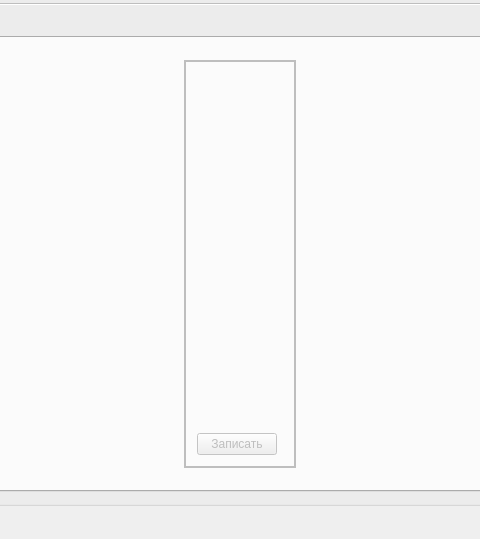
The window that mainwindow.ui (vlarry/emulator) describes before a commit, drawn with Qt 5; both pictures show x 281 to 761 and y 224 to 763 of the 1276 by 763 pixel window.
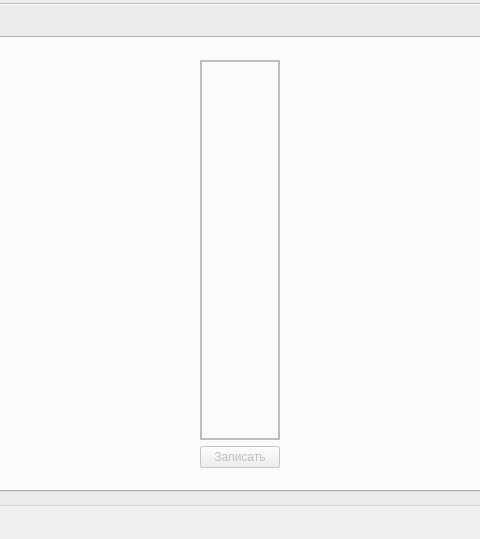
The same window after the commit. Icons and pictures are not drawn. Custom widgets are drawn as their Qt base class.

Commit message: Редактирование интерфейса модуля МИК-01.

```diff
--- a/mainwindow.ui
+++ b/mainwindow.ui
@@ -381,6 +381,12 @@
           <layout class="QVBoxLayout" name="verticalLayout_20">
            <item>
             <widget class="QStackedWidget" name="stackedWidgetPeriphery">
+             <property name="sizePolicy">
+              <sizepolicy hsizetype="Expanding" vsizetype="Expanding">
+               <horstretch>0</horstretch>
+               <verstretch>0</verstretch>
+              </sizepolicy>
+             </property>
              <property name="currentIndex">
               <number>1</number>
              </property>
@@ -4131,7 +4137,15 @@
                 </spacer>
                </item>
                <item>
+                <layout class="QVBoxLayout" name="verticalLayout_9">
+                 <item>
                 <widget class="QFrame" name="frameMIK_1">
+                   <property name="sizePolicy">
+                    <sizepolicy hsizetype="Expanding" vsizetype="Expanding">
+                     <horstretch>0</horstretch>
+                     <verstretch>0</verstretch>
+                    </sizepolicy>
+                   </property>
                  <property name="frameShape">
                   <enum>QFrame::WinPanel</enum>
                  </property>
@@ -4140,7 +4154,17 @@
                  </property>
                  <layout class="QVBoxLayout" name="verticalLayout_8">
                   <item>
-                   <widget class="CBZUInterface" name="widgetInterfaceMIK_1" native="true"/>
+                     <widget class="CBZUInterface" name="widgetInterfaceMIK_1" native="true">
+                      <property name="sizePolicy">
+                       <sizepolicy hsizetype="Expanding" vsizetype="Expanding">
+                        <horstretch>0</horstretch>
+                        <verstretch>0</verstretch>
+                       </sizepolicy>
+                      </property>
+                     </widget>
+                    </item>
+                   </layout>
+                  </widget>
                   </item>
                   <item>
                    <layout class="QHBoxLayout" name="horizontalLayout_21">
@@ -4158,7 +4182,7 @@
                       </property>
                       <property name="sizeHint" stdset="0">
                        <size>
-                        <width>40</width>
+                       <width>13</width>
                         <height>20</height>
                        </size>
                       </property>
@@ -4167,7 +4191,6 @@
                    </layout>
                   </item>
                  </layout>
-                </widget>
                </item>
                <item>
                 <spacer name="horizontalSpacer_49">
```
Lines whose indentation alone changed are shown as unchanged. The commit also changes 1 other file.
